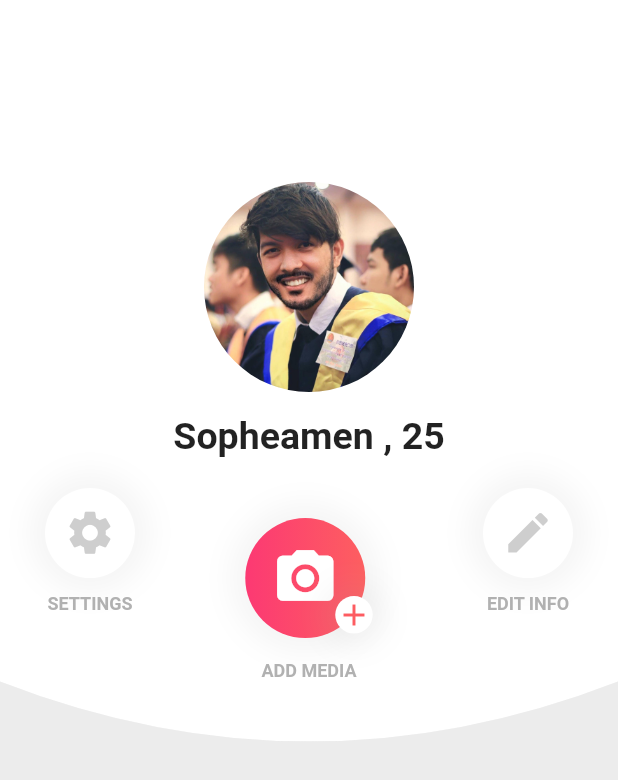
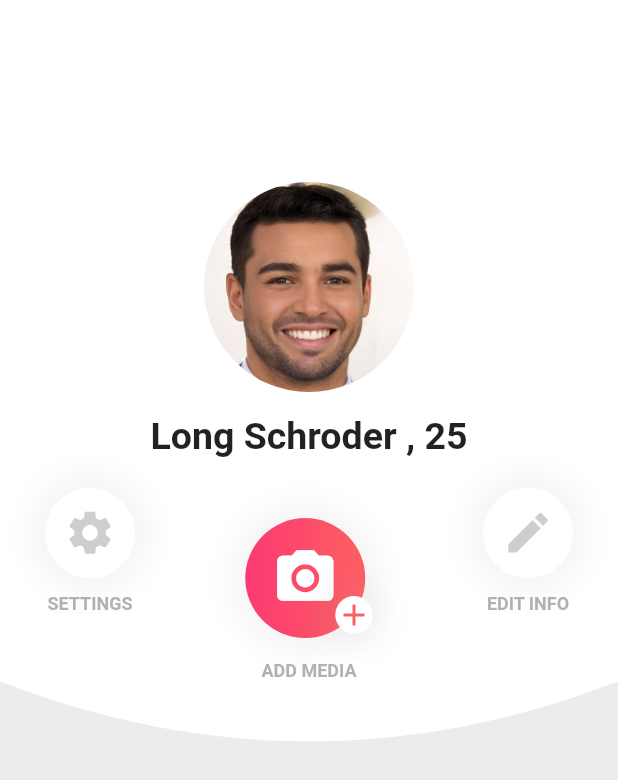
Before and after one commit to johnvimalasir001/tinder_clone, a Flutter app: the ProfileScreen screen opened directly, on a phone screen of 412 x 824 dp. Shown: the top 780 px of the screen. Run offline on Flutter 3.47's test engine with Material 2 defaults, Android fonts, the phone set to English and light mode, and no system bars; our stand-ins replace flutter_custom_clippers, flutter_svg.

Commit message:
Tinder Clone

```diff
--- a/lib/data/account_data.dart
+++ b/lib/data/account_data.dart
@@ -1,3 +1,3 @@
 const List account_data = [
-  {"img": "assets/images/profile.png", "name": "Sopheamen", "age": "25"}
+  {"img": "assets/images/profile.png", "name": "Long Schroder", "age": "25"}
 ];
```
Also changed, not shown: assets/images/profile.png.
